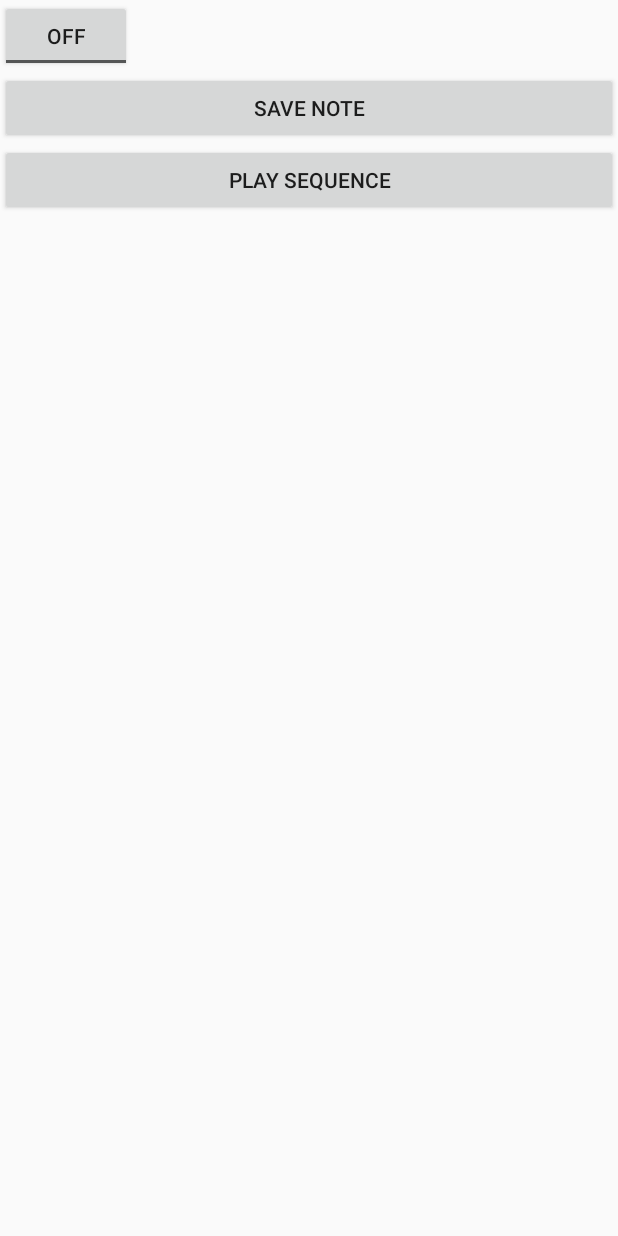
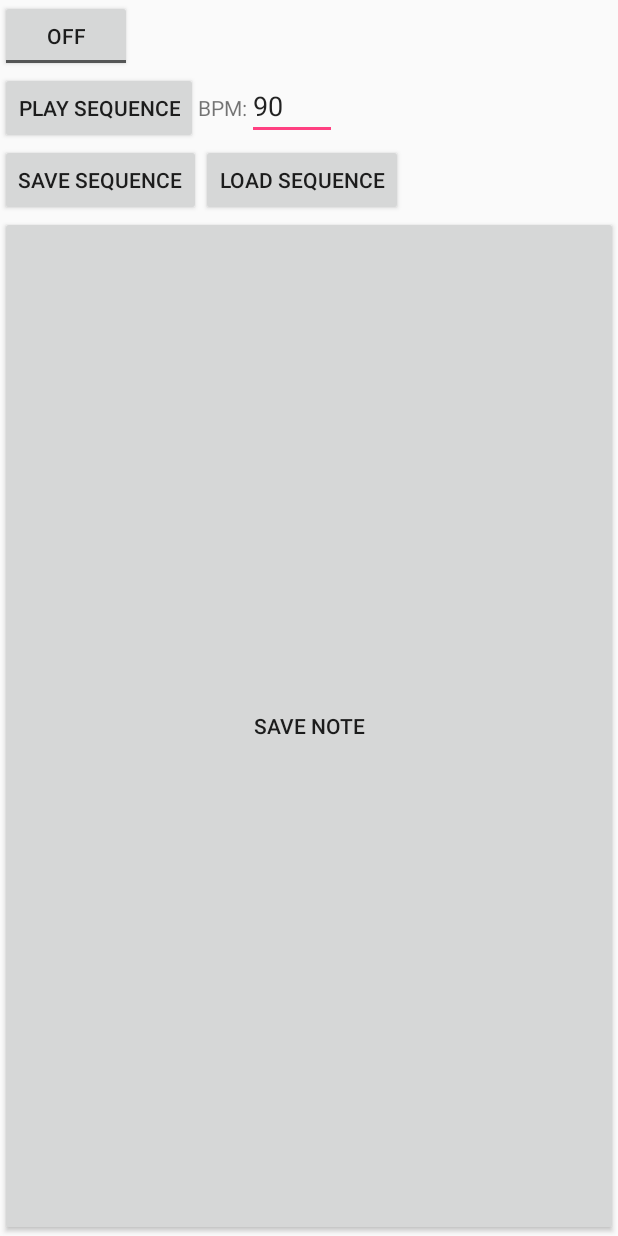
Before and after one commit to mpanu/tut-mobiili, an Android app: the screen it shows after launch (MainActivity), on a phone screen of 412 x 824 dp. Run offline under Robolectric (Android 15) with nearby library versions, the phone set to English and light mode, and no system bars; libraries missing offline, so code that uses them is left out: csnd6.controlChannelType; 1 statement that could not run was skipped.

Commit message:
playback bpm, file in/out, layout improvements

```diff
--- a/CsoundAndroid/ThereminSeq/app/src/main/java/fi/tut/matti/thereminseq/PitchBinding.java
+++ b/CsoundAndroid/ThereminSeq/app/src/main/java/fi/tut/matti/thereminseq/PitchBinding.java
@@ -22,7 +22,7 @@ class PitchBinding implements CsoundBinding {
     @Override
     public void updateValuesFromCsound() {
         Csound csound = csoundObj.getCsound();
-        value = csound.GetChannel("value");
+        value = csound.GetChannel("pitch");
     }
 
     @Override
--- a/CsoundAndroid/ThereminSeq/app/src/main/res/layout/activity_main.xml
+++ b/CsoundAndroid/ThereminSeq/app/src/main/res/layout/activity_main.xml
@@ -11,23 +11,74 @@
         android:layout_height="match_parent"
         android:orientation="vertical">
 
-        <ToggleButton
-            android:id="@+id/mute"
+        <LinearLayout
             android:layout_width="wrap_content"
             android:layout_height="wrap_content"
-            android:text="ToggleButton" />
+            android:orientation="vertical">
+
+            <ToggleButton
+                android:id="@+id/mute"
+                android:layout_width="match_parent"
+                android:layout_height="wrap_content"
+                android:layout_weight="1"
+                android:text="ToggleButton" />
+        </LinearLayout>
+
+        <LinearLayout
+            android:layout_width="wrap_content"
+            android:layout_height="wrap_content"
+            android:orientation="horizontal">
+
+            <Button
+                android:id="@+id/playBtn"
+                android:layout_width="wrap_content"
+                android:layout_height="wrap_content"
+                android:layout_weight="1"
+                android:text="Play sequence" />
+
+            <TextView
+                android:id="@+id/textView"
+                android:layout_width="wrap_content"
+                android:layout_height="wrap_content"
+                android:layout_weight="1"
+                android:text="BPM:" />
+
+            <EditText
+                android:id="@+id/bpmTxt"
+                android:layout_width="60dp"
+                android:layout_height="wrap_content"
+                android:layout_weight="1"
+                android:ems="10"
+                android:inputType="textPersonName|numberSigned"
+                android:text="90" />
+        </LinearLayout>
+
+        <LinearLayout
+            android:layout_width="wrap_content"
+            android:layout_height="wrap_content"
+            android:orientation="horizontal">
+
+            <Button
+                android:id="@+id/saveSeqBtn"
+                android:layout_width="wrap_content"
+                android:layout_height="wrap_content"
+                android:layout_weight="1"
+                android:text="Save sequence" />
+
+            <Button
+                android:id="@+id/loadBtn"
+                android:layout_width="wrap_content"
+                android:layout_height="wrap_content"
+                android:layout_weight="1"
+                android:text="Load Sequence" />
+        </LinearLayout>
 
         <Button
             android:id="@+id/saveBtn"
             android:layout_width="match_parent"
             android:layout_height="wrap_content"
+            android:layout_weight="1"
             android:text="Save note" />
-
-        <Button
-            android:id="@+id/playBtn"
-            android:layout_width="match_parent"
-            android:layout_height="wrap_content"
-            android:text="Play sequence" />
 
     </LinearLayout>
 </android.support.constraint.ConstraintLayout>
```
Also changed, not shown: CsoundAndroid/ThereminSeq/app/src/main/java/fi/tut/matti/thereminseq/MainActivity.java (+122 -3 lines).
